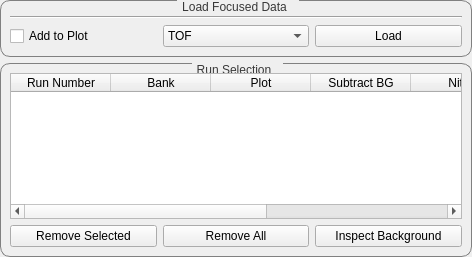
First picture: the form in scripts/Engineering/gui/engineering_diffraction/tabs/fitting/data_handling/data_widget.ui, repository mantidproject/mantid, before the edit.
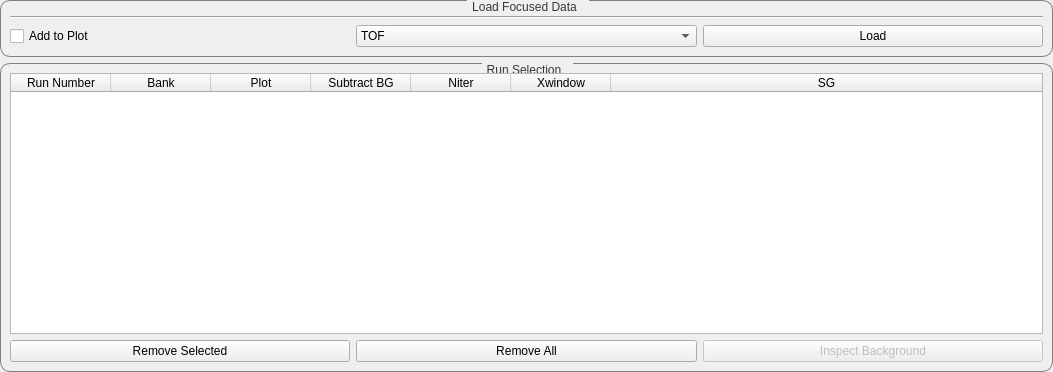
Second picture: the form after the edit. Custom widgets are drawn as their Qt base class.

Diff of the .ui file:
```diff
--- a/scripts/Engineering/gui/engineering_diffraction/tabs/fitting/data_handling/data_widget.ui
+++ b/scripts/Engineering/gui/engineering_diffraction/tabs/fitting/data_handling/data_widget.ui
@@ -6,8 +6,8 @@
    <rect>
     <x>0</x>
     <y>0</y>
-    <width>472</width>
-    <height>257</height>
+    <width>1053</width>
+    <height>372</height>
    </rect>
   </property>
   <property name="windowTitle">
@@ -84,7 +84,7 @@
           </item>
          </widget>
         </item>
-        <item row="2" column="0" colspan="1">
+        <item row="2" column="0">
          <widget class="QCheckBox" name="check_addToPlot">
           <property name="text">
            <string>Add to Plot</string>
@@ -214,6 +214,9 @@
         </item>
 		<item row="0" column="2">
          <widget class="QPushButton" name="button_plotBG">
+          <property name="enabled">
+           <bool>false</bool>
+          </property>
           <property name="text">
            <string>Inspect Background</string>
           </property>
```
Lines whose indentation alone changed are shown as unchanged.
